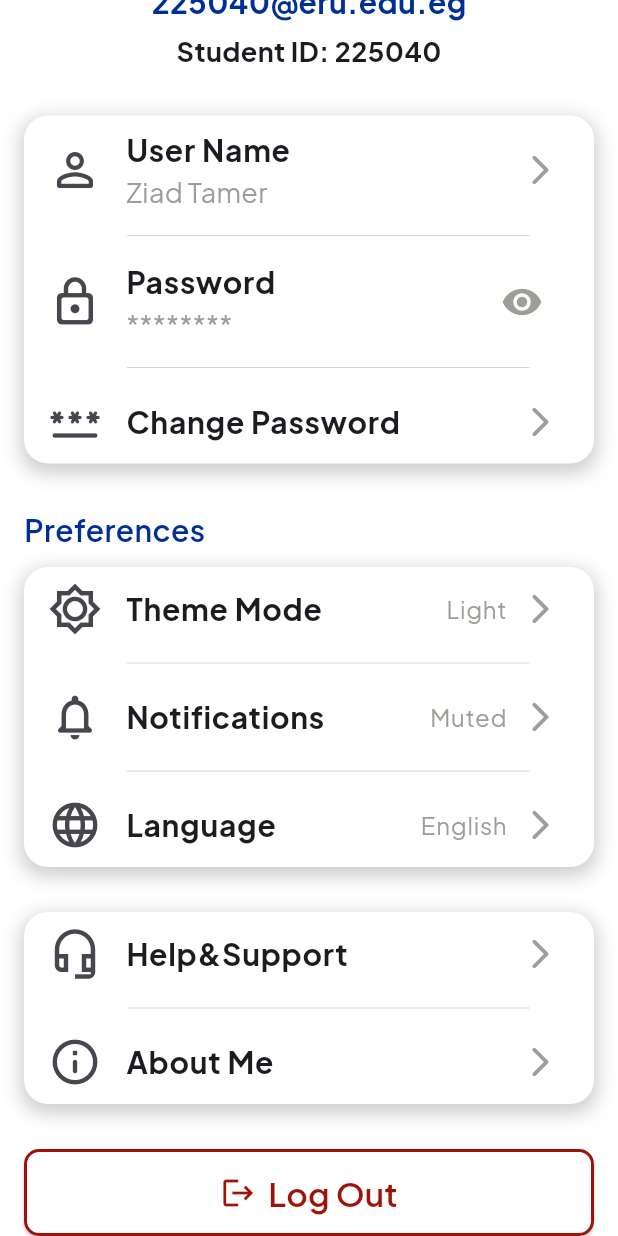
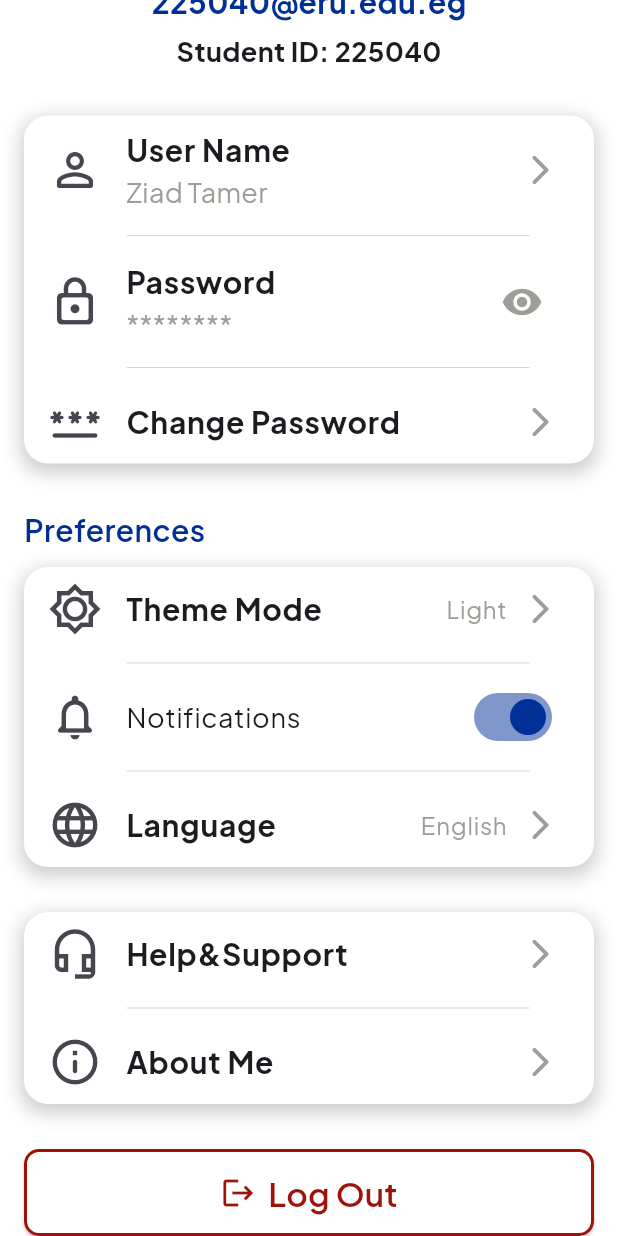
Before and after one commit to ZiadTamer10/AI_ERU_Tawasol, a Flutter app: the ProfileView screen opened directly, scrolled down 273 dp, on a phone screen of 412 x 824 dp. Run offline on Flutter 3.47's test engine with Material 3 defaults, Android fonts, the phone set to English and light mode, and no system bars; our stand-ins replace bloc, dartz, equatable, firebase_auth, firebase_core, flutter_bloc and 7 more; accounts and stored records are empty; network calls fail.

Commit message:
add switch tile to notification section

```diff
--- /dev/null
+++ b/lib/features/profile/presentation/view/widgets/custom_switch_tile.dart
@@ -0,0 +1,34 @@
+import 'package:ai_eru_tawasol/constants.dart';
+import 'package:ai_eru_tawasol/core/utils/styles.dart';
+import 'package:flutter/material.dart';
+
+class CustomSwitchTile extends StatelessWidget {
+  const CustomSwitchTile({
+    super.key,
+    required this.icon,
+    required this.title,
+    required this.value,
+    required this.onChanged,
+    this.onTap,
+  });
+
+  final IconData icon;
+  final String title;
+  final bool value;
+  final ValueChanged<bool> onChanged;
+  final VoidCallback? onTap;
+
+  @override
+  Widget build(BuildContext context) {
+    return ListTile(
+      onTap: onTap,
+      leading: Icon(icon, size: 36),
+      title: Text(title, style: Styles.textStyle18),
+      trailing: Switch(
+        value: value,
+        onChanged: onChanged,
+        activeColor: kPrimaryColor,
+      ),
+    );
+  }
+}
--- a/lib/features/profile/presentation/view/widgets/preferences_section.dart
+++ b/lib/features/profile/presentation/view/widgets/preferences_section.dart
@@ -2,11 +2,19 @@ import 'package:ai_eru_tawasol/core/utils/app_router.dart';
 import 'package:ai_eru_tawasol/core/utils/styles.dart';
 import 'package:ai_eru_tawasol/features/profile/presentation/view/widgets/custom_container_section.dart';
 import 'package:ai_eru_tawasol/features/profile/presentation/view/widgets/custom_list_tile.dart';
+import 'package:ai_eru_tawasol/features/profile/presentation/view/widgets/custom_switch_tile.dart';
 import 'package:flutter/material.dart';
 import 'package:go_router/go_router.dart';
 
-class PreferencesSection extends StatelessWidget {
+class PreferencesSection extends StatefulWidget {
   const PreferencesSection({super.key});
+
+  @override
+  State<PreferencesSection> createState() => _PreferencesSectionState();
+}
+
+class _PreferencesSectionState extends State<PreferencesSection> {
+  bool isEnabled = true;
 
   @override
   Widget build(BuildContext context) {
@@ -32,21 +40,15 @@ class PreferencesSection extends StatelessWidget {
           ),
         ),
         Divider(endIndent: 43, indent: 68.5, thickness: 0.5),
-        CustomListTile(
-          onTap: () {},
+        CustomSwitchTile(
           icon: Icons.notifications_none_rounded,
           title: 'Notifications',
-          trailing: Row(
-            mainAxisSize: MainAxisSize.min,
-            spacing: 10,
-            children: [
-              Text(
-                'Muted',
-                style: Styles.textStyle16.copyWith(color: Color(0xff9E9D97)),
-              ),
-              Icon(Icons.arrow_forward_ios_rounded, color: Color(0xff9E9D97)),
-            ],
-          ),
+          value: isEnabled,
+          onChanged: (value) {
+            setState(() {
+              isEnabled = value;
+            });
+          },
         ),
         Divider(endIndent: 43, indent: 68.5, thickness: 0.5),
         CustomListTile(
```
